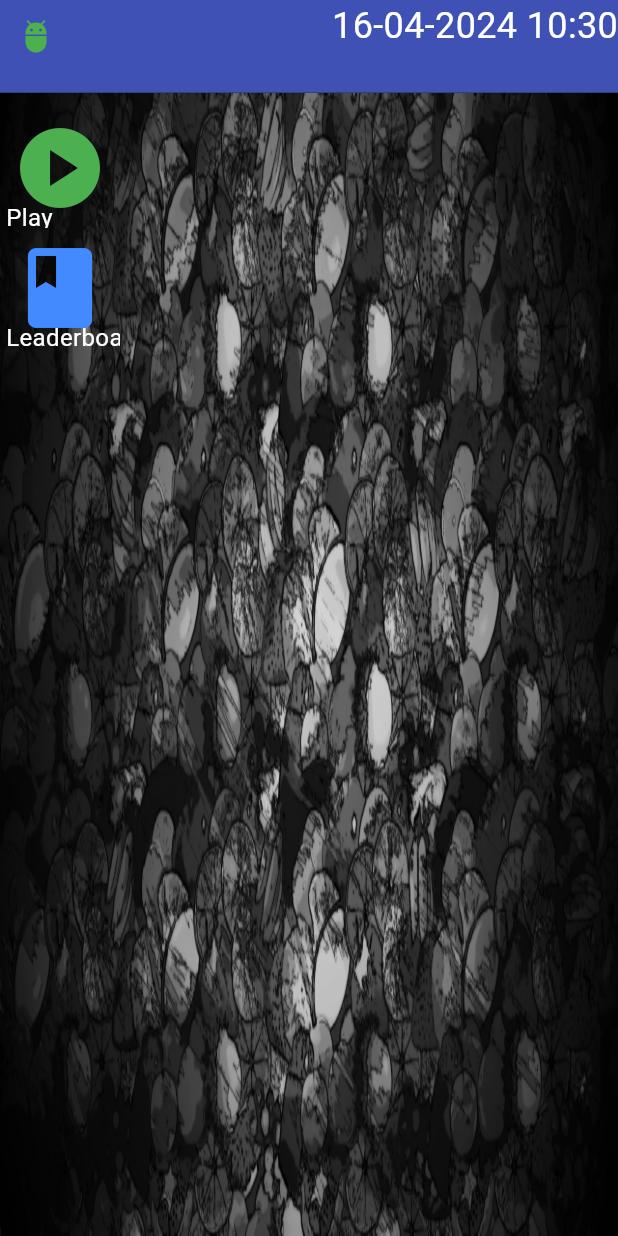
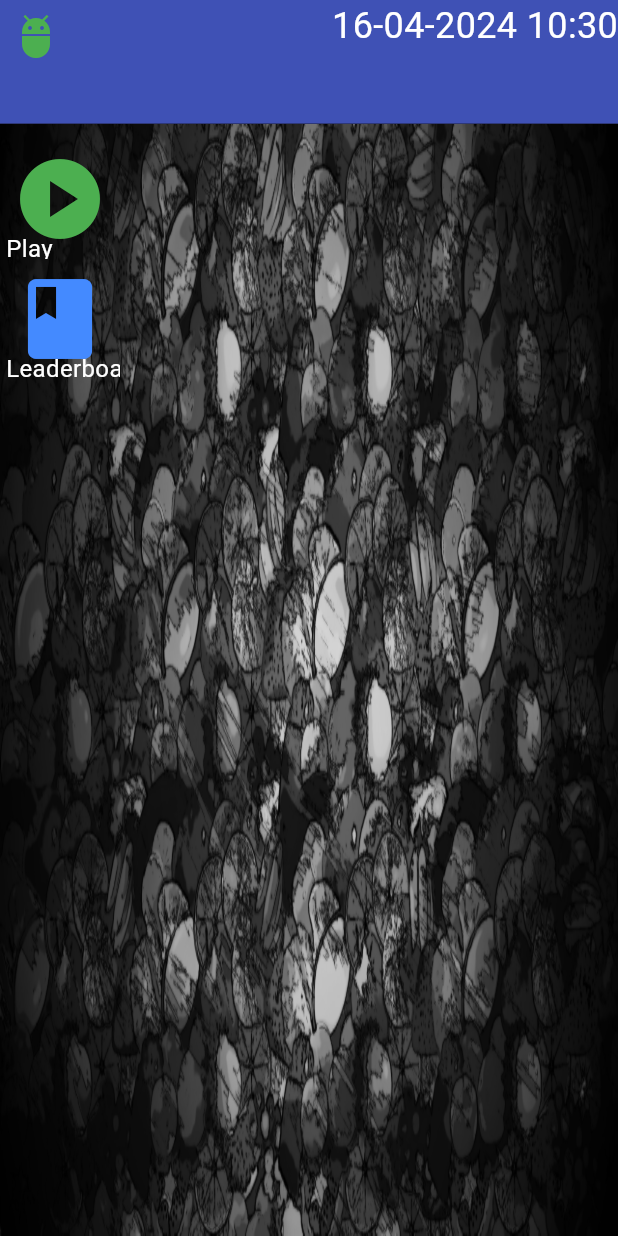
Before and after one commit to tonthatminhthanh/oss_mainframe_warfare, a Flutter app: the MainMenuPage screen opened directly, on a phone screen of 412 x 824 dp. Run offline on Flutter 3.47's test engine with Material 3 defaults, Android fonts, the phone set to English and light mode, and no system bars; our stand-ins replace cloud_firestore, firebase_auth, firebase_core, firebase_storage, google_sign_in, screenshot and 3 more; missing offline and left inert: flame, flame_audio, flame_tiled; accounts and stored records are empty; network calls fail; Roboto replaces fonts that are missing (Silver).

Commit message:
Hoàn thiện các chi tiết đồ họa

```diff
--- a/lib/login_page.dart
+++ b/lib/login_page.dart
@@ -81,7 +81,8 @@ class _LoginPageState extends State<LoginPage> {
       }
 
       UserScoreSnapshot.setName();
-      SystemChrome.setEnabledSystemUIMode(SystemUiMode.leanBack);
+      SystemChrome.setEnabledSystemUIMode(SystemUiMode.immersive);
+
       Navigator.of(context).push(MaterialPageRoute(
         builder: (context) => MainMenuPage(),)
       );
@@ -99,7 +100,7 @@ class _LoginPageState extends State<LoginPage> {
     if(FirebaseAuth.instance.currentUser != null)
       {
         UserScoreSnapshot.setName();
-        SystemChrome.setEnabledSystemUIMode(SystemUiMode.leanBack);
+        SystemChrome.setEnabledSystemUIMode(SystemUiMode.immersive);
         Navigator.of(context).pushReplacement(
             MaterialPageRoute(builder: (context) => MainMenuPage(),)
         );
--- a/lib/pages/main_menu.dart
+++ b/lib/pages/main_menu.dart
@@ -112,7 +112,7 @@ class MainMenuPage extends StatelessWidget {
   Widget _createTaskbar(BuildContext context)
   {
     return Container(
-      height: MediaQuery.of(context).size.height * 0.075,
+      height: MediaQuery.of(context).size.height * 0.1,
       decoration: BoxDecoration(
         color: Colors.indigo
       ),
@@ -132,7 +132,7 @@ class MainMenuPage extends StatelessWidget {
                       Text(FirebaseAuth.instance.currentUser!.displayName!
                         , style: TextStyle(fontSize: 16, fontFamily: "Silver"),),
                       Image.network(FirebaseAuth.instance.currentUser!.photoURL!
-                                        , width: 32, height: 32,),
+                                        , width: 64, height: 64,),
                                         ],
                                       ),
                     )),
@@ -176,7 +176,7 @@ class MainMenuPage extends StatelessWidget {
                 ),
               ];
             },
-            icon: Icon(Icons.adb, color: Colors.green, size: 24,),
+            icon: Icon(Icons.adb, color: Colors.green, size: 32,),
           ),
           Expanded(
             child: Container(
```
Also changed, not shown: assets/images/background/bsod.png, 1 other file.
